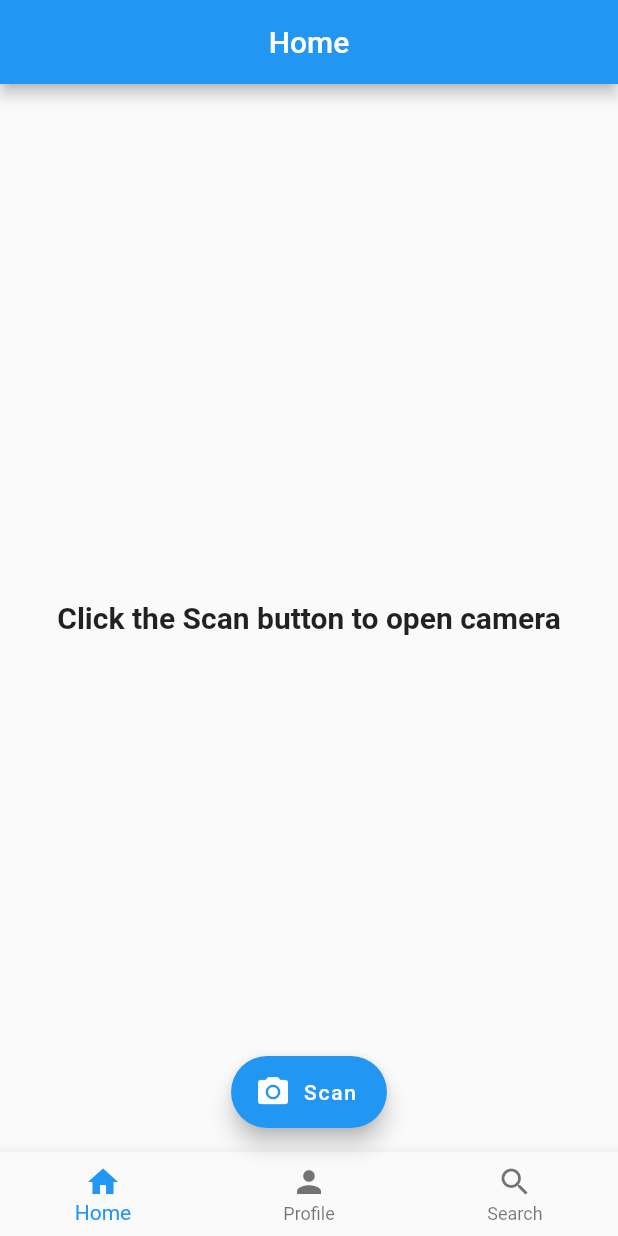
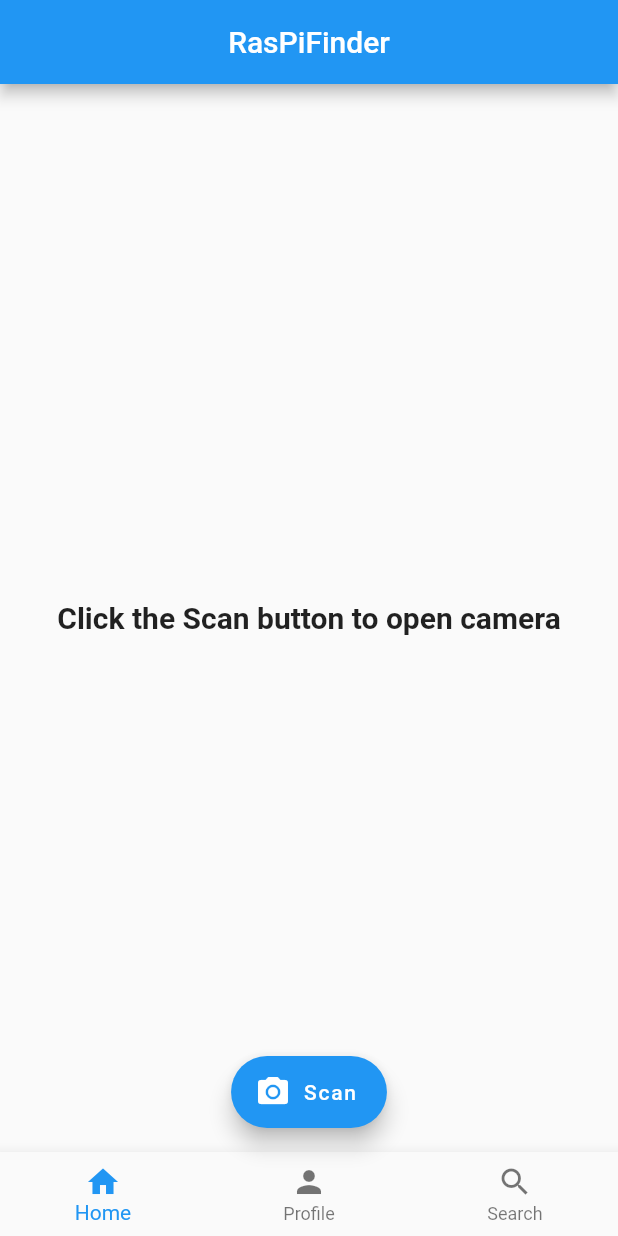
Before and after one commit to YouqinS/ADPProject-NokiaDC, a Flutter app: the MyHomePage screen opened directly, on a phone screen of 412 x 824 dp. Run offline on Flutter 3.47's test engine with Material 2 defaults, Android fonts, the phone set to English and light mode, and no system bars; our stand-ins replace image_picker.

Commit message:
Update home.dart

```diff
--- a/RasPiFinder/lib/home.dart
+++ b/RasPiFinder/lib/home.dart
@@ -42,7 +42,7 @@ class _MyHomePageState extends State<MyHomePage> {
         title: Row(
             mainAxisAlignment: MainAxisAlignment.center,
             children:<Widget>[
-              Text('Home'),
+              Text('RasPiFinder'),
             ]
       ),
     ),
```
